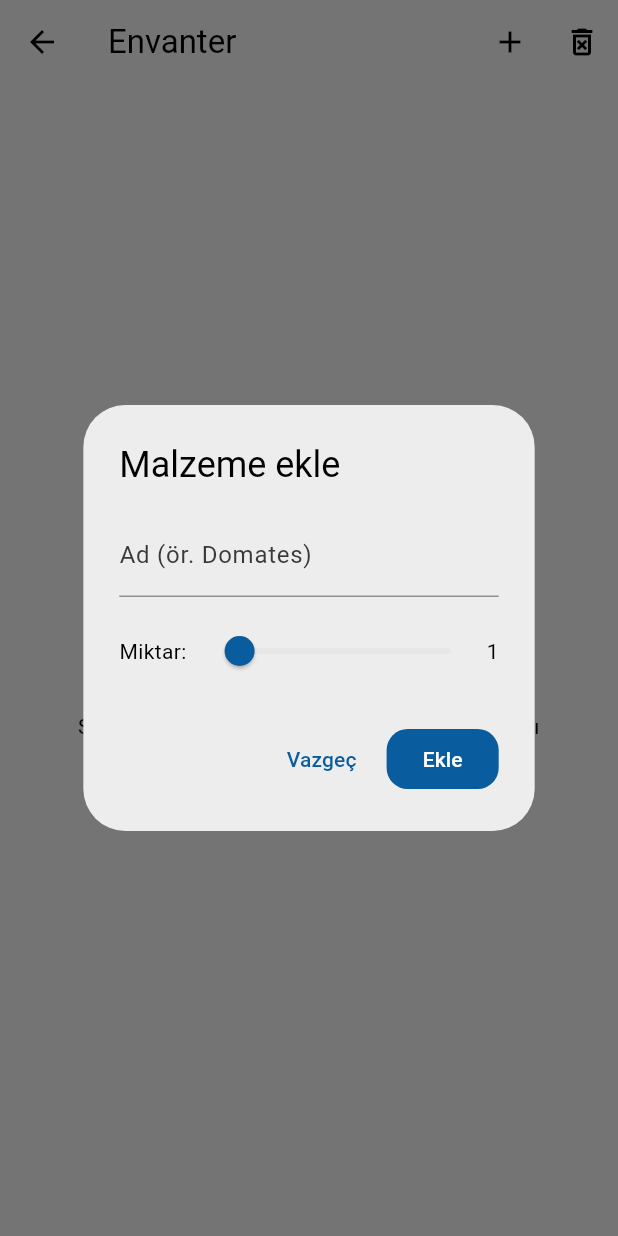
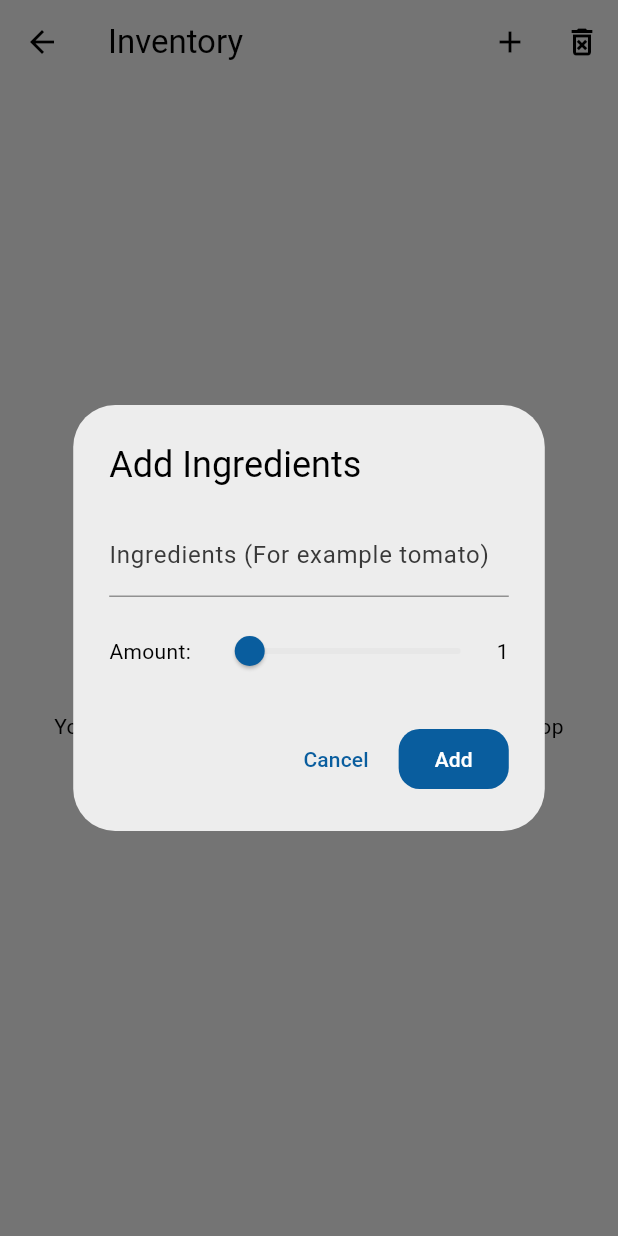
Before and after one commit to Yido1007/dorm_chef, a Flutter app: the InventoryScreen screen opened directly, after a tap on the "add" icon, on a phone screen of 412 x 824 dp. Run offline on Flutter 3.47's test engine with Material 3 defaults, Android fonts, the phone set to English and light mode, and no system bars; our stand-ins replace cloud_firestore, easy_localization, firebase_auth, firebase_core, flex_color_scheme, google_sign_in and 4 more; missing offline and left inert: android_intent_plus, mobile_scanner; accounts and stored records are empty.

Commit message:
Language support added to the inventory screen

```diff
--- a/asset/lang/en.json
+++ b/asset/lang/en.json
@@ -72,13 +72,16 @@
   "add_product": "Add Product",
   "delete_all": "Delete All",
   "inventory_main": "No Items Yet",
+  "inventory_delete":"Should all the materials in the inventory be deleted?",
   "inventory_alt": "You can start with the 'Add Product' button at the top right.",
+  "amount":"Amount: ",
   "scan": "Scan Barcode",
   "flash": "Flashlight",
   "camera": "Switch Camera",
   "add":"Add",
   "add_ing":"Add Ingredients",
-  "example":"Örneğin Süt",
+  "example":"For Example Milk",
+  "example_2":"Ingredients (For example tomato)",
   "ingredients": "Ingredients",
   "what_you_have": "What You Have",
   "missing": "Missing Items",
--- a/asset/lang/tr.json
+++ b/asset/lang/tr.json
@@ -72,13 +72,16 @@
   "add_product":"Ürün Ekle",
   "delete_all":"Hepsini Sil",
   "inventory_main":"Henüz Malzeme Yok",
+  "inventory_delete":"Envanterdeki tüm malzemeler silinsin mi?",
   "inventory_alt":"Sağ üstten 'Ürün Ekle' butonu ile başlayabilirsin.",
+  "amount":"Miktar: ",
   "scan":"Barkod Tara",
   "flash":"Fener",
   "camera":"Kamerayı Ters Çevirin",
   "add":"Ekle",
   "add_ing":"Malzeme Ekle",
-  "example":"For Example: Milk",
+  "example":"Örneğin Süt",
+  "example_2":"Malzeme (Örn. Domates)",
   "ingredients":"Malzemeler",
   "what_you_have":"Elinde Olanlar",
   "missing":"Eksik Olanlar",
--- /dev/null
+++ b/devtools_options.yaml
@@ -0,0 +1,3 @@
+description: This file stores settings for Dart & Flutter DevTools.
+documentation: https://docs.flutter.dev/tools/devtools/extensions#configure-extension-enablement-states
+extensions:
--- a/lib/screen/client/inventory.dart
+++ b/lib/screen/client/inventory.dart
@@ -1,3 +1,4 @@
+import 'package:easy_localization/easy_localization.dart';
 import 'package:flutter/material.dart';
 import 'package:provider/provider.dart';
 import '../../provider/ingredient.dart';
@@ -13,33 +14,31 @@ class InventoryScreen extends StatelessWidget {
     final bootFuture = store.warmUp();
     return Scaffold(
       appBar: AppBar(
-        title: const Text('Envanter'),
+        title: Text('inventory'.tr()),
         actions: [
           IconButton(
-            tooltip: 'Ürün ekle',
+            tooltip: 'add_ing'.tr(),
             icon: const Icon(Icons.add),
             onPressed: () => _addDialog(context),
           ),
           IconButton(
-            tooltip: 'Tümünü sil',
+            tooltip: 'delete_all'.tr(),
             onPressed: () async {
               if (store.list.isEmpty) return;
               final ok = await showDialog<bool>(
                 context: context,
                 builder:
                     (ctx) => AlertDialog(
-                      title: const Text('Tümünü sil?'),
-                      content: const Text(
-                        'Envanterdeki tüm malzemeler silinsin mi?',
-                      ),
+                      title: Text('delete_all'.tr()),
+                      content: Text('inventory_delete'.tr()),
                       actions: [
                         TextButton(
                           onPressed: () => Navigator.pop(ctx, false),
-                          child: const Text('Vazgeç'),
+                          child: Text('cancel'.tr()),
                         ),
                         FilledButton(
                           onPressed: () => Navigator.pop(ctx, true),
-                          child: const Text('Sil'),
+                          child: Text('delete'.tr()),
                         ),
                       ],
                     ),
@@ -86,21 +85,19 @@ class InventoryScreen extends StatelessWidget {
             // <-- markNeedsBuild yerine
             builder: (ctx, setLocalState) {
               return AlertDialog(
-                title: const Text('Malzeme ekle'),
+                title: Text('add_ing'.tr()),
                 content: Column(
                   mainAxisSize: MainAxisSize.min,
                   children: [
                     TextField(
                       controller: ctrl,
-                      decoration: const InputDecoration(
-                        labelText: 'Ad (ör. Domates)',
-                      ),
+                      decoration: InputDecoration(labelText: 'example_2'.tr()),
                       textInputAction: TextInputAction.done,
                     ),
                     const SizedBox(height: 12),
                     Row(
                       children: [
-                        const Text('Miktar:'),
+                        Text('amount'.tr()),
                         const SizedBox(width: 8),
                         Expanded(
                           child: Slider(
@@ -120,11 +117,11 @@ class InventoryScreen extends StatelessWidget {
                 actions: [
                   TextButton(
                     onPressed: () => Navigator.pop(ctx, false),
-                    child: const Text('Vazgeç'),
+                    child: Text('cancel'.tr()),
                   ),
                   FilledButton(
                     onPressed: () => Navigator.pop(ctx, true),
-                    child: const Text('Ekle'),
+                    child: Text('add'.tr()),
                   ),
                 ],
               );
@@ -151,10 +148,10 @@ class _Empty extends StatelessWidget {
           children: [
             const Icon(Icons.inventory_2_outlined, size: 64),
             const SizedBox(height: 12),
-            const Text('Henüz malzeme yok', style: TextStyle(fontSize: 18)),
+            Text('inventory_main'.tr(), style: TextStyle(fontSize: 18)),
             const SizedBox(height: 6),
             Text(
-              'Sağ alttaki “Malzeme ekle” butonuyla başlamayı deneyebilirsin.',
+              'inventory_alt'.tr(),
               style: Theme.of(context).textTheme.bodyMedium,
               textAlign: TextAlign.center,
             ),
```
